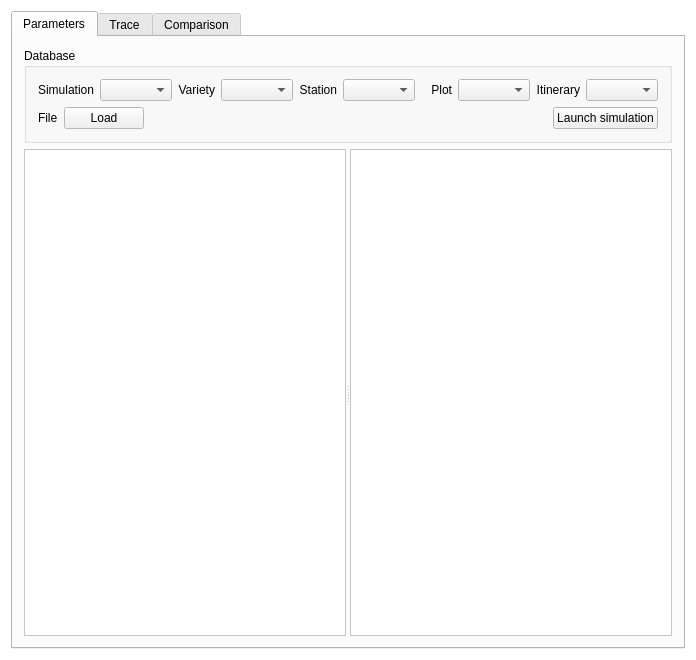
The window that src/qtapp/mainwindow.ui (PAMDeveloper/QtSamara) describes before a commit, drawn with Qt 5.
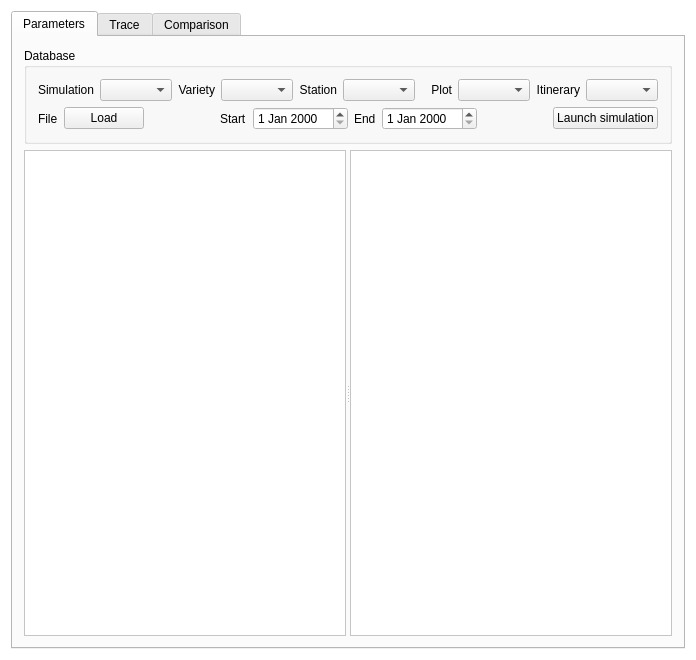
The same window after the commit.

Diff of the .ui file:
```diff
--- a/src/qtapp/mainwindow.ui
+++ b/src/qtapp/mainwindow.ui
@@ -183,6 +183,39 @@
                </property>
               </widget>
              </item>
+             <item>
+              <spacer name="horizontalSpacer_2">
+               <property name="orientation">
+                <enum>Qt::Horizontal</enum>
+               </property>
+               <property name="sizeHint" stdset="0">
+                <size>
+                 <width>40</width>
+                 <height>20</height>
+                </size>
+               </property>
+              </spacer>
+             </item>
+             <item>
+              <widget class="QLabel" name="label_7">
+               <property name="text">
+                <string>Start</string>
+               </property>
+              </widget>
+             </item>
+             <item>
+              <widget class="QDateEdit" name="startDateEdit"/>
+             </item>
+             <item>
+              <widget class="QLabel" name="label_8">
+               <property name="text">
+                <string>End</string>
+               </property>
+              </widget>
+             </item>
+             <item>
+              <widget class="QDateEdit" name="endDateEdit"/>
+             </item>
              <item>
               <spacer name="horizontalSpacer">
                <property name="orientation">
```
